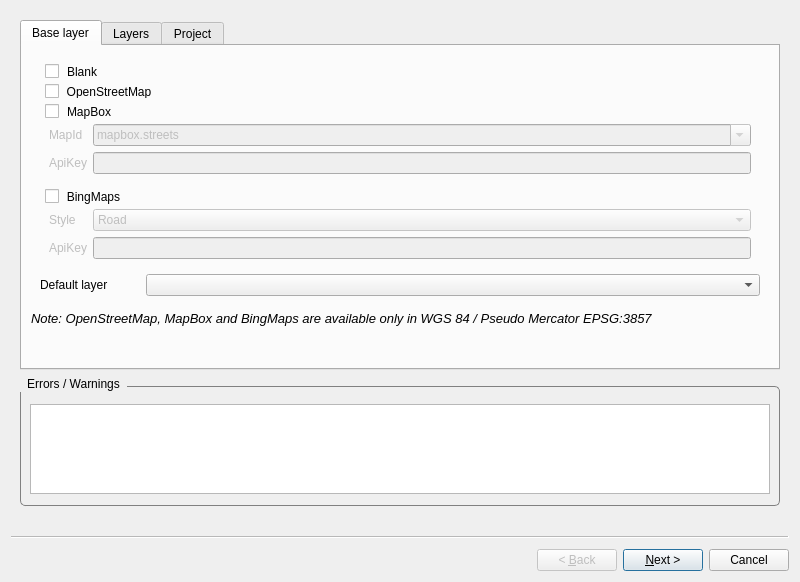
Above: publish_dialog.ui from gisquick/gisquick-qgis-plugin-old before the change. Below: the same form after it.
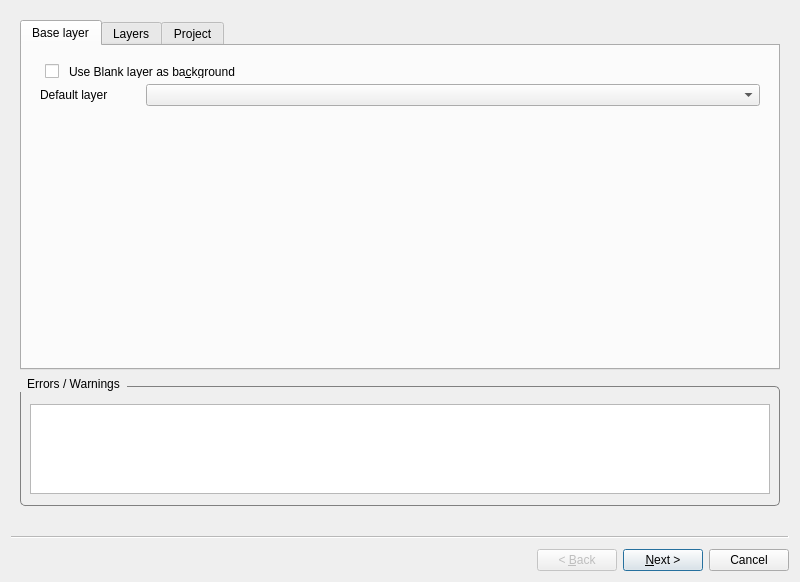
That is the form after the change. The open tabs and pages were chosen to show the change.

Commit message: adding support for QGIS layer XYZ

What changed in the file:
```diff
--- a/publish_dialog.ui
+++ b/publish_dialog.ui
@@ -66,7 +66,7 @@
            </font>
           </property>
           <property name="text">
-           <string>&lt;html&gt;&lt;head/&gt;&lt;body&gt;&lt;p&gt;&lt;span style=&quot; font-size:10pt;&quot;&gt;Note: OpenStreetMap, MapBox and BingMaps are available only in WGS 84 / Pseudo Mercator EPSG:3857&lt;/span&gt;&lt;/p&gt;&lt;/body&gt;&lt;/html&gt;</string>
+           <string>&lt;html&gt;&lt;head/&gt;&lt;body&gt;&lt;p&gt;&lt;br/&gt;&lt;/p&gt;&lt;/body&gt;&lt;/html&gt;</string>
           </property>
          </widget>
         </item>
@@ -112,7 +112,7 @@
            <item>
             <widget class="QGroupBox" name="blank">
              <property name="title">
-              <string>Blank</string>
+              <string>Use Blank layer as ba&amp;ckground</string>
              </property>
              <property name="checkable">
               <bool>true</bool>
@@ -122,256 +122,6 @@
              </property>
             </widget>
            </item>
-           <item>
-            <widget class="QGroupBox" name="osm">
-             <property name="title">
-              <string>OpenStreetMap</string>
-             </property>
-             <property name="checkable">
-              <bool>true</bool>
-             </property>
-             <property name="checked">
-              <bool>false</bool>
-             </property>
-            </widget>
-           </item>
-           <item>
-            <widget class="QGroupBox" name="mapbox">
-             <property name="sizePolicy">
-              <sizepolicy hsizetype="Preferred" vsizetype="Preferred">
-               <horstretch>0</horstretch>
-               <verstretch>0</verstretch>
-              </sizepolicy>
-             </property>
-             <property name="minimumSize">
-              <size>
-               <width>0</width>
-               <height>0</height>
-              </size>
-             </property>
-             <property name="title">
-              <string>MapBox</string>
-             </property>
-             <property name="checkable">
-              <bool>true</bool>
-             </property>
-             <property name="checked">
-              <bool>false</bool>
-             </property>
-             <layout class="QGridLayout" name="gridLayout_mapbox">
-              <property name="topMargin">
-               <number>20</number>
-              </property>
-              <property name="bottomMargin">
-               <number>9</number>
-              </property>
-              <item row="0" column="0">
-               <widget class="QLabel" name="label_mapbox_mapid">
-                <property name="text">
-                 <string>MapId</string>
-                </property>
-               </widget>
-              </item>
-              <item row="1" column="0">
-               <widget class="QLabel" name="label_mapbox_apikey">
-                <property name="text">
-                 <string>ApiKey</string>
-                </property>
-               </widget>
-              </item>
-              <item row="1" column="1">
-               <widget class="QLineEdit" name="mapbox_apikey">
-                <property name="enabled">
-                 <bool>false</bool>
-                </property>
-                <property name="sizePolicy">
-                 <sizepolicy hsizetype="Expanding" vsizetype="Preferred">
-                  <horstretch>0</horstretch>
-                  <verstretch>0</verstretch>
-                 </sizepolicy>
-                </property>
-                <property name="text">
-                 <string/>
-                </property>
-               </widget>
-              </item>
-              <item row="0" column="1">
-               <widget class="QComboBox" name="mapbox_mapid">
-                <property name="enabled">
-                 <bool>false</bool>
-                </property>
-                <property name="sizePolicy">
-                 <sizepolicy hsizetype="Preferred" vsizetype="Preferred">
-                  <horstretch>0</horstretch>
-                  <verstretch>0</verstretch>
-                 </sizepolicy>
-                </property>
-                <property name="editable">
-                 <bool>true</bool>
-                </property>
-                <item>
-                 <property name="text">
-                  <string>mapbox.streets</string>
-                 </property>
-                </item>
-                <item>
-                 <property name="text">
-                  <string>mapbox.light</string>
-                 </property>
-                </item>
-                <item>
-                 <property name="text">
-                  <string>mapbox.dark</string>
-                 </property>
-                </item>
-                <item>
-                 <property name="text">
-                  <string>mapbox.satellite</string>
-                 </property>
-                </item>
-                <item>
-                 <property name="text">
-                  <string>mapbox.streets-satellite</string>
-                 </property>
-                </item>
-                <item>
-                 <property name="text">
-                  <string>mapbox.wheatpaste</string>
-                 </property>
-                </item>
-                <item>
-                 <property name="text">
-                  <string>mapbox.streets-basic</string>
-                 </property>
-                </item>
-                <item>
-                 <property name="text">
-                  <string>mapbox.comic</string>
-                 </property>
-                </item>
-                <item>
-                 <property name="text">
-                  <string>mapbox.outdoors</string>
-                 </property>
-                </item>
-                <item>
-                 <property name="text">
-                  <string>mapbox.run-bike-hike</string>
-                 </property>
-                </item>
-                <item>
-                 <property name="text">
-                  <string>mapbox.pencil</string>
-                 </property>
-                </item>
-                <item>
-                 <property name="text">
-                  <string>mapbox.pirates</string>
-                 </property>
-                </item>
-                <item>
-                 <property name="text">
-                  <string>mapbox.emerald</string>
-                 </property>
-                </item>
-                <item>
-                 <property name="text">
-                  <string>mapbox.high-contrast</string>
-                 </property>
-                </item>
-               </widget>
-              </item>
-             </layout>
-            </widget>
-           </item>
-           <item>
-            <widget class="QGroupBox" name="bing">
-             <property name="sizePolicy">
-              <sizepolicy hsizetype="Preferred" vsizetype="Expanding">
-               <horstretch>0</horstretch>
-               <verstretch>3</verstretch>
-              </sizepolicy>
-             </property>
-             <property name="minimumSize">
-              <size>
-               <width>0</width>
-               <height>0</height>
-              </size>
-             </property>
-             <property name="title">
-              <string>BingMaps</string>
-             </property>
-             <property name="checkable">
-              <bool>true</bool>
-             </property>
-             <property name="checked">
-              <bool>false</bool>
-             </property>
-             <layout class="QGridLayout" name="gridLayout_bing">
-              <property name="topMargin">
-               <number>20</number>
-              </property>
-              <property name="verticalSpacing">
-               <number>6</number>
-              </property>
-              <item row="0" column="0">
-               <widget class="QLabel" name="label_bing_style">
-                <property name="text">
-                 <string>Style</string>
-                </property>
-               </widget>
-              </item>
-              <item row="0" column="1">
-               <widget class="QComboBox" name="bing_style">
-                <property name="enabled">
-                 <bool>false</bool>
-                </property>
-                <property name="sizePolicy">
-                 <sizepolicy hsizetype="Preferred" vsizetype="Preferred">
-                  <horstretch>0</horstretch>
-                  <verstretch>0</verstretch>
-                 </sizepolicy>
-                </property>
-                <item>
-                 <property name="text">
-                  <string>Road</string>
-                 </property>
-                </item>
-                <item>
-                 <property name="text">
-                  <string>Aerial</string>
-                 </property>
-                </item>
-                <item>
-                 <property name="text">
-                  <string>Aerial with Labels</string>
-                 </property>
-                </item>
-               </widget>
-              </item>
-              <item row="1" column="0">
-               <widget class="QLabel" name="label_bingmap_apikey">
-                <property name="text">
-                 <string>ApiKey</string>
-                </property>
-               </widget>
-              </item>
-              <item row="1" column="1">
-               <widget class="QLineEdit" name="bing_apikey">
-                <property name="enabled">
-                 <bool>false</bool>
-                </property>
-                <property name="sizePolicy">
-                 <sizepolicy hsizetype="Expanding" vsizetype="Preferred">
-                  <horstretch>0</horstretch>
-                  <verstretch>0</verstretch>
-                 </sizepolicy>
-                </property>
-               </widget>
-              </item>
-             </layout>
-            </widget>
-           </item>
            <item>
             <layout class="QGridLayout" name="gridLayout_default" columnstretch="0,0">
              <item row="0" column="1">
```
Left out of the diff: 6 changed lines with no effect on the pictures. The commit also changes 1 other file.
